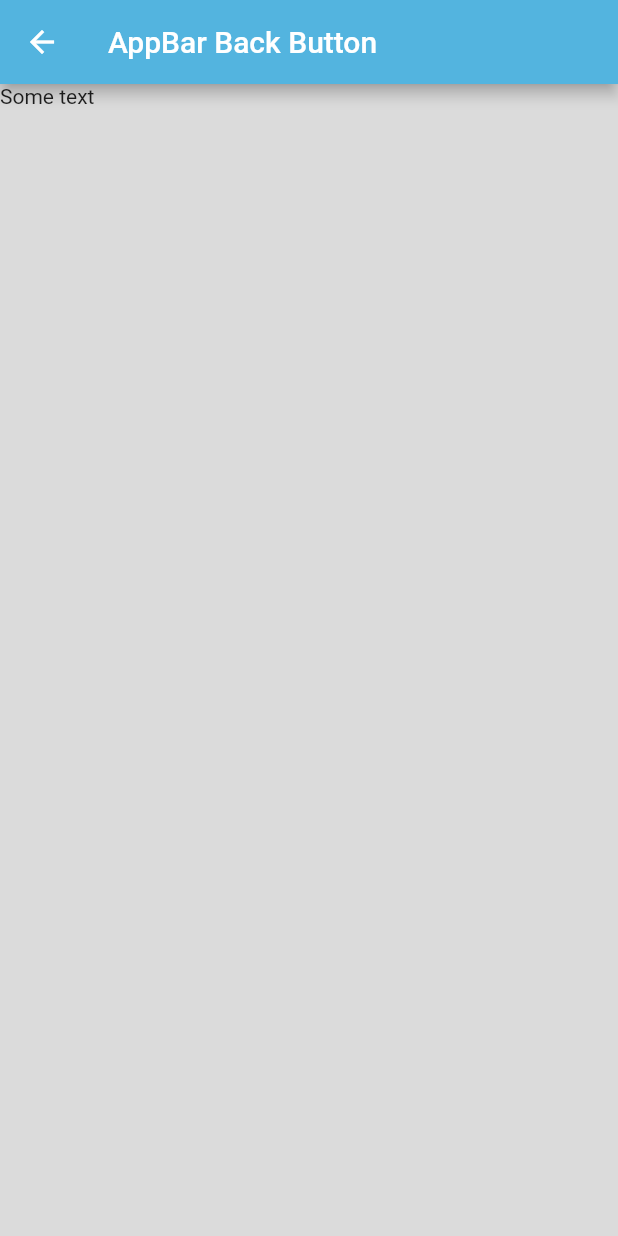
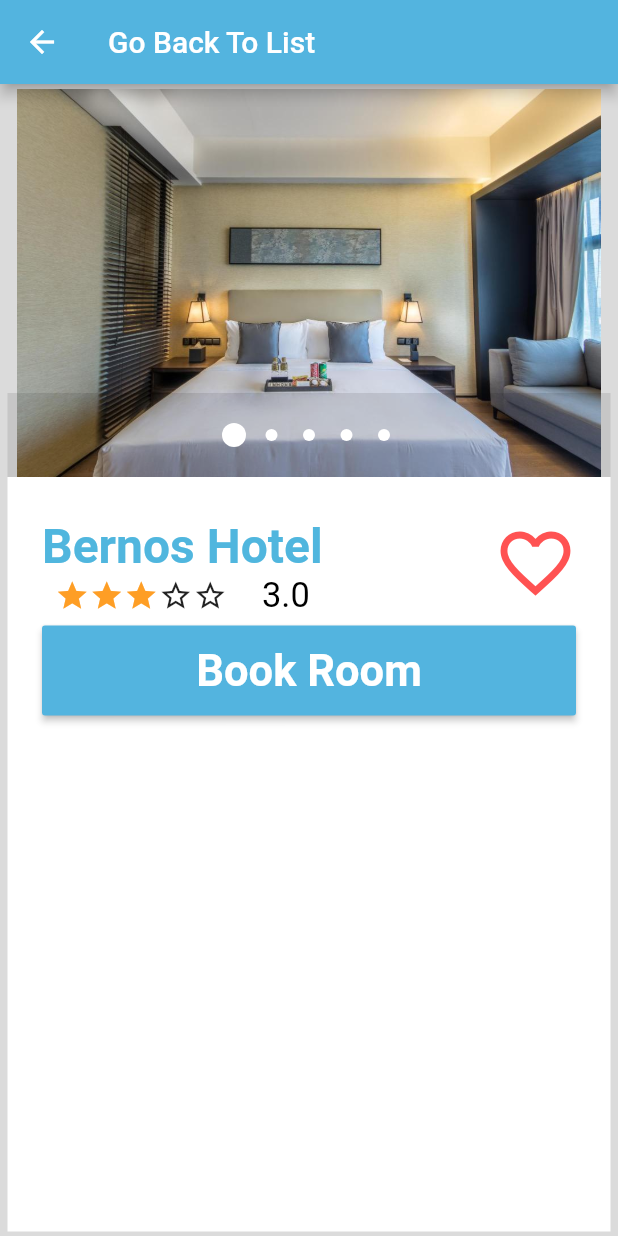
Before and after one commit to HPaulos/project-x, a Flutter app: the Home screen opened by its route, after a tap on "10km away", on a phone screen of 412 x 824 dp. Run offline on Flutter 3.47's test engine with Material 2 defaults, Android fonts, the phone set to English and light mode, and no system bars; drawn by our look-alikes of carousel_pro.

Commit message:
updated hote-details page to include albume and rating

```diff
--- a/lib/pages/hotel-detail.dart
+++ b/lib/pages/hotel-detail.dart
@@ -1,3 +1,5 @@
+import 'package:booker/widget/rate.dart';
+import 'package:carousel_pro/carousel_pro.dart';
 import 'package:flutter/cupertino.dart';
 import 'package:flutter/material.dart';
 
@@ -9,18 +11,148 @@ class HotelDetail extends StatelessWidget {
       appBar: AppBar(
           backgroundColor: Color(0xFF53B4DF),
           automaticallyImplyLeading: true,
-          title: Text('AppBar Back Button'),
+          title: Text('Go Back To List'),
           leading: IconButton(
             icon: Icon(Icons.arrow_back),
             onPressed: () => Navigator.pop(context, false),
           )),
-      body: Column(
-        children: <Widget>[
-          Container(
-            child: Text("Some text"),
-          )
-        ],
+      body: Container(
+        child: Padding(
+          padding: const EdgeInsets.only(top: 3, bottom: 3, left: 5, right: 5),
+          child: Column(
+            children: <Widget>[
+              Container(
+                child: SizedBox(
+                  height: 259.0,
+                  child: Carousel(
+                    dotBgColor: Color(0x19000000),
+                    autoplay: false,
+                    noRadiusForIndicator: true,
+                    boxFit: BoxFit.contain,
+                    images: [
+                      ExactAssetImage("assets/images/room.jpg"),
+                      ExactAssetImage("assets/images/bed_room1.jpg"),
+                      ExactAssetImage("assets/images/bed_room2.jpg"),
+                      ExactAssetImage("assets/images/bed_room3.jpg"),
+                      ExactAssetImage("assets/images/bed_room4.jpg"),
+                    ],
+                  ),
+                ),
+              ),
+              Expanded(
+                child: Container(
+                  color: Colors.white,
+                  child: SingleChildScrollView(
+                    scrollDirection: Axis.vertical,
+                    child: Column(
+                      children: <Widget>[
+                        Padding(
+                          padding: const EdgeInsets.only(
+                              left: 23, right: 23, top: 21),
+                          child: Row(
+                            children: <Widget>[
+                              Column(
+                                children: <Widget>[
+                                  Row(
+                                    children: <Widget>[
+                                      Text(
+                                        "Bernos Hotel",
+                                        style: TextStyle(
+                                          fontSize: 32,
+                                          color: Color(0xFF50B6DE),
+                                          fontWeight: FontWeight.bold,
+                                        ),
+                                      ),
+                                    ],
+                                  ),
+                                  Row(
+                                    children: <Widget>[
+                                      Column(
+                                        children: <Widget>[
+                                          Rate(
+                                            3,
+                                            fontSize: 23,
+                                          ),
+                                        ],
+                                      ),
+                                    ],
+                                  ),
+                                ],
+                              ),
+                              Spacer(),
+                              Padding(
+                                padding: const EdgeInsets.only(
+                                    bottom: 30.0, right: 15.0),
+                                child: Column(
+                                  mainAxisAlignment: MainAxisAlignment.center,
+                                  children: <Widget>[Favourite(56)],
+                                ),
+                              )
+                            ],
+                          ),
+                        ),
+                        Padding(
+                          padding: const EdgeInsets.only(left: 23, right: 23),
+                          child: RaisedButton(
+                            onPressed: () => {},
+                            color: Color(0xFF53B4DF),
+                            child: Container(
+                              alignment: Alignment.center,
+                              child: Text(
+                                "Book Room",
+                                style: TextStyle(
+                                    fontSize: 29.0,
+                                    color: Colors.white,
+                                    fontWeight: FontWeight.bold),
+                              ),
+                              height: 60.0,
+                            ),
+                          ),
+                        ),
+                      ],
+                    ),
+                  ),
+                ),
+              )
+            ],
+          ),
+        ),
       ),
     );
   }
 }
+
+class Favourite extends StatefulWidget {
+  final double size;
+
+  const Favourite(this.size);
+
+  @override
+  State<StatefulWidget> createState() {
+    return _FavouriteState(false);
+  }
+}
+
+class _FavouriteState extends State<Favourite> {
+  bool isFavourite;
+
+  _FavouriteState(this.isFavourite);
+
+  @override
+  Widget build(BuildContext context) {
+    IconData icon = isFavourite ? Icons.favorite : Icons.favorite_border;
+
+    return IconButton(
+      icon: Icon(
+        icon,
+        size: widget.size,
+        color: Colors.redAccent,
+      ),
+      onPressed: () {
+        setState(() {
+          isFavourite = !isFavourite;
+        });
+      },
+    );
+  }
+}
--- a/lib/widget/rate.dart
+++ b/lib/widget/rate.dart
@@ -2,11 +2,16 @@ import 'package:flutter/material.dart';
 
 class Rate extends StatelessWidget {
   final double rate;
+  double fontSize;
 
-  Rate(this.rate);
+  Rate(this.rate, {this.fontSize});
 
   @override
   Widget build(BuildContext context) {
+    if (fontSize == null) {
+      fontSize = 19;
+    }
+
     List<Widget> icons = [];
 
     for (int i = 0; i < 5; i++) {
@@ -14,23 +19,23 @@ class Rate extends StatelessWidget {
         icons.add(Icon(
           Icons.star,
           color: Color(0xFFFE9E25),
-          size: 19,
+          size: this.fontSize,
         ));
       } else {
         icons.add(Icon(
           Icons.star_border,
-          size: 19,
+          size: this.fontSize,
         ));
       }
     }
 
     icons.add(Padding(
-      padding: const EdgeInsets.only(left: 5.0),
+      padding: const EdgeInsets.only(left: 23),
       child: Text(
         rate.toString(),
         style: TextStyle(
           color: Colors.black,
-          fontSize: 19,
+          fontSize: this.fontSize,
         ),
       ),
     ));
--- a/pubspec.yaml
+++ b/pubspec.yaml
@@ -21,6 +21,8 @@ dependencies:
     sdk: flutter
   cupertino_icons: ^0.1.2
   provider: ^2.0.0+1
+  carousel_pro: ^1.0.0
+
 
 dev_dependencies:
   flutter_launcher_icons: "^0.7.3"
```
Also changed, not shown: assets/images/bed_room1.jpeg (added), assets/images/bed_room1.jpg (added), assets/images/bed_room2.jpg (added), assets/images/bed_room3.jpg (added), assets/images/bed_room4.jpg (added), assets/images/place_holder.png (added), flutter_01.png (added), pubspec.lock, 1 other file.
